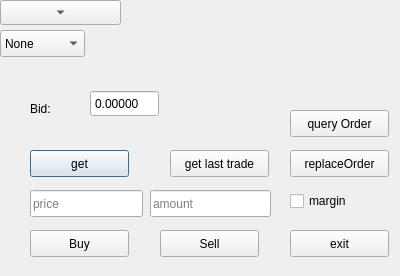
Qt form widget.ui (CaoNguyenHcmus/Qt_bitfinex) before a commit.
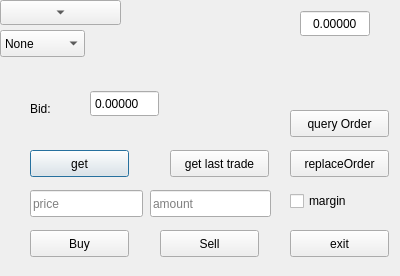
The same form after that commit.

Diff of the .ui file:
```diff
--- a/widget.ui
+++ b/widget.ui
@@ -239,6 +239,52 @@
     <string>margin</string>
    </property>
   </widget>
+  <widget class="QDoubleSpinBox" name="marketHigh">
+   <property name="geometry">
+    <rect>
+     <x>300</x>
+     <y>10</y>
+     <width>70</width>
+     <height>27</height>
+    </rect>
+   </property>
+   <property name="sizePolicy">
+    <sizepolicy hsizetype="Preferred" vsizetype="Fixed">
+     <horstretch>0</horstretch>
+     <verstretch>0</verstretch>
+    </sizepolicy>
+   </property>
+   <property name="minimumSize">
+    <size>
+     <width>70</width>
+     <height>0</height>
+    </size>
+   </property>
+   <property name="whatsThis">
+    <string>HighPrice</string>
+   </property>
+   <property name="accessibleName">
+    <string>PRICE</string>
+   </property>
+   <property name="accessibleDescription">
+    <string>CAN_BE_ZERO</string>
+   </property>
+   <property name="alignment">
+    <set>Qt::AlignCenter</set>
+   </property>
+   <property name="readOnly">
+    <bool>true</bool>
+   </property>
+   <property name="buttonSymbols">
+    <enum>QAbstractSpinBox::NoButtons</enum>
+   </property>
+   <property name="decimals">
+    <number>5</number>
+   </property>
+   <property name="maximum">
+    <double>9999000000000000000.000000000000000</double>
+   </property>
+  </widget>
  </widget>
  <layoutdefault spacing="6" margin="11"/>
  <resources/>
```
